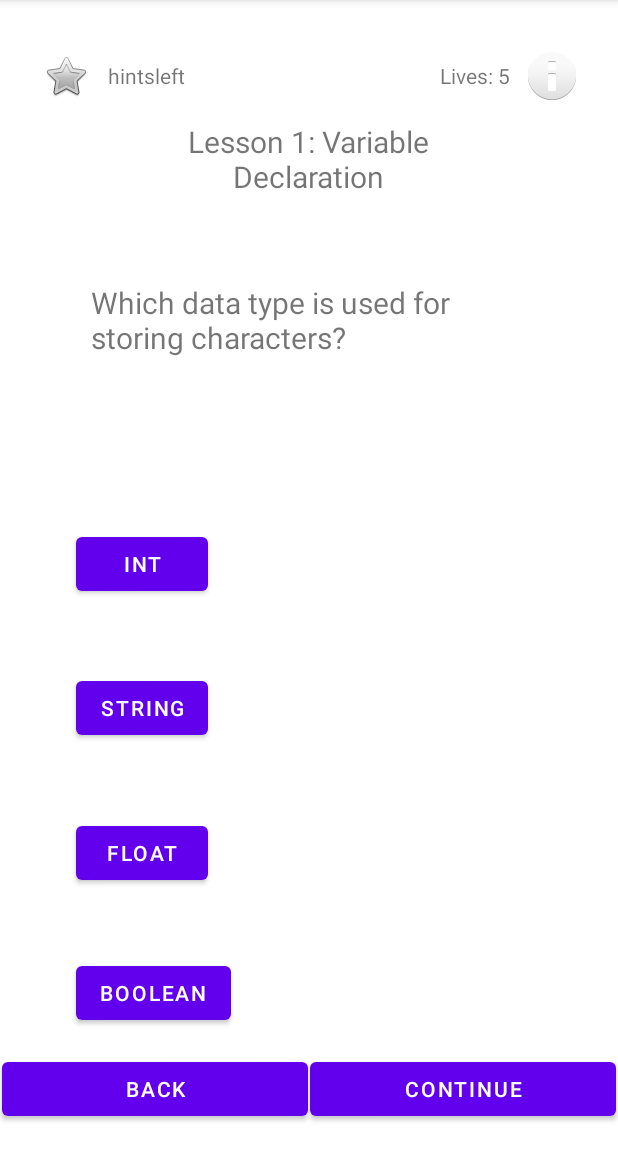
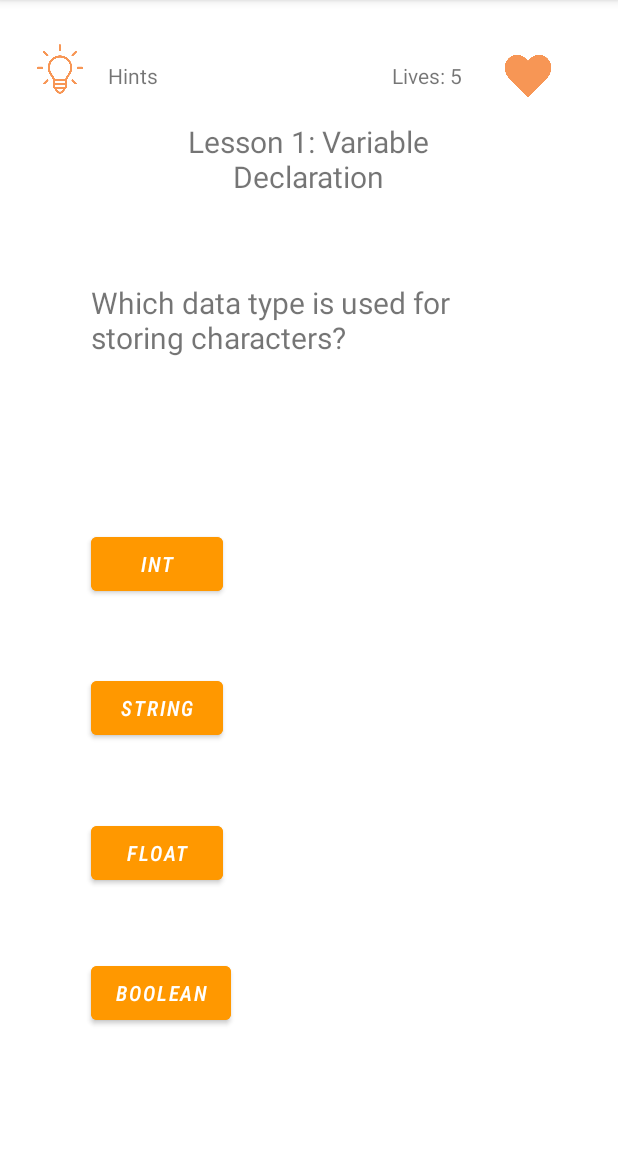
Before and after one commit to dtscott9/Codingo, an Android app: the MultipleChoice screen opened directly, with no data from a screen before it, on a phone screen of 412 x 824 dp, the part 84-1236 px from its top. Run offline under Robolectric (Android 15) with nearby library versions, the phone set to English and light mode, and no system bars.

Commit message:
working on game over screen

```diff
--- a/app/src/main/java/com/example/codingo/Map.kt
+++ b/app/src/main/java/com/example/codingo/Map.kt
@@ -29,7 +29,7 @@ class Map : AppCompatActivity() {
         lessonContent.text = lessonName
 
         //Animation Variables
-        jeepImage = findViewById(R.id.jeep)
+        jeepImage = findViewById(R.id.livesIcon)
         jeepImage.setBackgroundResource(R.drawable.jeep_animation)
         jeepAnimation = jeepImage.background as AnimationDrawable
 
--- a/app/src/main/java/com/example/codingo/MultipleChoice.kt
+++ b/app/src/main/java/com/example/codingo/MultipleChoice.kt
@@ -1,8 +1,11 @@
 package com.example.codingo
 
+import android.content.Intent
 import androidx.appcompat.app.AppCompatActivity
 import android.os.Bundle
+import android.view.View
 import android.widget.Button
+import android.widget.ImageView
 import android.widget.TextView
 
 
@@ -18,6 +21,8 @@ class MultipleChoice : AppCompatActivity() {
     lateinit var validityOutput : TextView
     lateinit var lessonName : TextView
     lateinit var livesOutput : TextView
+    lateinit var menuButton: Button
+    lateinit var gameOver: ImageView
 
 
 
@@ -39,11 +44,31 @@ class MultipleChoice : AppCompatActivity() {
         validityOutput = findViewById(R.id.validityOutput)
         lessonName = findViewById(R.id.lessonName)
         livesOutput = findViewById(R.id.livesLeft)
+        menuButton = findViewById(R.id.mainMenu)
+        gameOver = findViewById(R.id.sadDingo)
+
+        menuButton.visibility = View.GONE
+
+        gameOver.visibility = View.GONE
+
+        menuButton.setOnClickListener {
+            val intent = Intent(this, Welcome::class.java)
+            startActivity(intent)
+            finish()
+        }
 
         lessonName.text = getString(R.string.lesson_name) + ": " + getString(R.string.lesson_title)
 
 
         fun loadQuestions(questionNumber : Int) {
+
+            validityOutput.text = ""
+            continueButton.visibility = View.GONE
+            backButton.visibility = View.GONE
+            choice1.visibility = View.VISIBLE
+            choice2.visibility = View.VISIBLE
+            choice3.visibility = View.VISIBLE
+            choice4.visibility = View.VISIBLE
 
             val questionIndex = questionNumber * 6
 
@@ -56,10 +81,38 @@ class MultipleChoice : AppCompatActivity() {
             fun checkValidity(button: Button) {
                 if (button.text == answer) {
                     validityOutput.text = "That is correct!"
+
+                    choice1.visibility = View.GONE
+                    choice2.visibility = View.GONE
+                    choice3.visibility = View.GONE
+                    choice4.visibility = View.GONE
+                    continueButton.visibility = View.VISIBLE
+                    backButton.visibility = View.VISIBLE
                 } else {
-                    lives -= 1
-                    livesOutput.text = "Lives: " + lives.toString()
-                    validityOutput.text = "That is incorrect!"
+
+                    if (lives >= 2) {
+                        lives -= 1
+                        livesOutput.text = "Lives: " + lives.toString()
+                        validityOutput.text = "That is incorrect!"
+                    }
+                    else {
+                        lives = 0
+                        gameOver.visibility = View.VISIBLE
+                        livesOutput.text = "Lives: " + lives.toString()
+                        validityOutput.text = "Game Over"
+
+                        menuButton.visibility = View.VISIBLE
+                        questionOutput.visibility = View.GONE
+                        choice1.visibility = View.GONE
+                        choice2.visibility = View.GONE
+                        choice3.visibility = View.GONE
+                        choice4.visibility = View.GONE
+                        continueButton.visibility = View.GONE
+                        backButton.visibility = View.GONE
+                        lessonName.visibility = View.GONE
+                        livesOutput.visibility = View.GONE
+
+                    }
                 }
             }
 
--- a/app/src/main/res/layout/activity_input.xml
+++ b/app/src/main/res/layout/activity_input.xml
@@ -20,7 +20,7 @@
         app:layout_constraintTop_toTopOf="parent" />
 
     <ImageView
-        android:id="@+id/imageView"
+        android:id="@+id/hintsIcon"
         android:layout_width="54dp"
         android:layout_height="54dp"
         android:layout_marginStart="10dp"
@@ -42,7 +42,7 @@
         android:textColor="#000000"
         android:textSize="36sp"
         app:layout_constraintEnd_toStartOf="@+id/lessonContent"
-        app:layout_constraintStart_toEndOf="@+id/imageView"
+        app:layout_constraintStart_toEndOf="@+id/hintsIcon"
         app:layout_constraintTop_toTopOf="parent" />
 
     <TextView
--- a/app/src/main/res/layout/activity_multiple_choice.xml
+++ b/app/src/main/res/layout/activity_multiple_choice.xml
@@ -27,8 +27,11 @@
         android:layout_height="wrap_content"
         android:layout_marginStart="176dp"
         android:layout_marginEnd="177dp"
+        android:fontFamily="sans-serif-condensed-medium"
         android:text=""
         android:textAlignment="center"
+        android:textSize="35sp"
+        android:textStyle="italic"
         app:layout_constraintBottom_toTopOf="@+id/button1"
         app:layout_constraintEnd_toEndOf="parent"
         app:layout_constraintStart_toStartOf="parent"
@@ -54,7 +57,10 @@
         android:layout_height="wrap_content"
         android:layout_marginTop="52dp"
         android:layout_marginBottom="20dp"
+        android:backgroundTint="#FF9800"
+        android:fontFamily="sans-serif-condensed-medium"
         android:text="choice 1"
+        android:textStyle="italic"
         app:layout_constraintBottom_toTopOf="@+id/button2"
         app:layout_constraintStart_toStartOf="@+id/button2"
         app:layout_constraintTop_toBottomOf="@+id/question" />
@@ -65,7 +71,10 @@
         android:layout_height="wrap_content"
         android:layout_marginTop="10dp"
         android:layout_marginBottom="20dp"
+        android:backgroundTint="#FF9800"
+        android:fontFamily="sans-serif-condensed-medium"
         android:text="choice 2"
+        android:textStyle="italic"
         app:layout_constraintBottom_toTopOf="@+id/button3"
         app:layout_constraintStart_toStartOf="@+id/button3"
         app:layout_constraintTop_toBottomOf="@+id/button1" />
@@ -76,7 +85,10 @@
         android:layout_height="wrap_content"
         android:layout_marginTop="10dp"
         android:layout_marginBottom="17dp"
+        android:backgroundTint="#FF9800"
+        android:fontFamily="sans-serif-condensed-medium"
         android:text="choice 3"
+        android:textStyle="italic"
         app:layout_constraintBottom_toTopOf="@+id/button4"
         app:layout_constraintStart_toStartOf="@+id/button4"
         app:layout_constraintTop_toBottomOf="@+id/button2" />
@@ -89,7 +101,10 @@
         android:layout_marginTop="10dp"
         android:layout_marginEnd="258dp"
         android:layout_marginBottom="63dp"
+        android:backgroundTint="#FF9800"
+        android:fontFamily="sans-serif-condensed-medium"
         android:text="choice 4"
+        android:textStyle="italic"
         app:layout_constraintBottom_toBottomOf="parent"
         app:layout_constraintEnd_toEndOf="parent"
         app:layout_constraintHorizontal_bias="1.0"
@@ -102,7 +117,7 @@
         android:layout_height="wrap_content"
         android:layout_marginStart="72dp"
         android:layout_marginTop="20dp"
-        android:text="hintsleft"
+        android:text="Hints"
         app:layout_constraintBottom_toTopOf="@+id/lessonName"
         app:layout_constraintStart_toStartOf="parent"
         app:layout_constraintTop_toTopOf="parent" />
@@ -115,30 +130,31 @@
         android:layout_marginEnd="12dp"
         android:text="Lives: 5"
         app:layout_constraintBottom_toTopOf="@+id/lessonName"
-        app:layout_constraintEnd_toStartOf="@+id/jeep"
+        app:layout_constraintEnd_toStartOf="@+id/livesIcon"
         app:layout_constraintTop_toTopOf="parent" />
 
     <ImageView
-        android:id="@+id/imageView"
-        android:layout_width="wrap_content"
-        android:layout_height="wrap_content"
-        android:layout_marginStart="28dp"
+        android:id="@+id/hintsIcon"
+        android:layout_width="64dp"
+        android:layout_height="52dp"
+        android:layout_marginStart="8dp"
         android:layout_marginTop="20dp"
         app:layout_constraintBottom_toTopOf="@+id/lessonName"
         app:layout_constraintStart_toStartOf="parent"
         app:layout_constraintTop_toTopOf="parent"
-        app:srcCompat="@android:drawable/btn_star_big_off" />
+        app:layout_constraintVertical_bias="0.0"
+        app:srcCompat="@drawable/hinticon" />
 
     <ImageView
-        android:id="@+id/jeep"
-        android:layout_width="wrap_content"
-        android:layout_height="wrap_content"
+        android:id="@+id/livesIcon"
+        android:layout_width="64dp"
+        android:layout_height="52dp"
         android:layout_marginTop="20dp"
         android:layout_marginEnd="28dp"
         app:layout_constraintBottom_toTopOf="@+id/lessonName"
         app:layout_constraintEnd_toEndOf="parent"
         app:layout_constraintTop_toTopOf="parent"
-        app:srcCompat="@android:drawable/ic_dialog_info" />
+        app:srcCompat="@drawable/livesicon_1" />
 
     <Button
         android:id="@+id/nextQuestion"
@@ -163,4 +179,27 @@
         app:layout_constraintStart_toStartOf="parent"
         app:layout_constraintTop_toBottomOf="@+id/button4"
         app:layout_constraintVertical_bias="0.466" />
+
+    <Button
+        android:id="@+id/mainMenu"
+        android:layout_width="wrap_content"
+        android:layout_height="wrap_content"
+        android:layout_marginTop="56dp"
+        android:layout_marginEnd="148dp"
+        android:backgroundTint="#FF9800"
+        android:fontFamily="sans-serif-condensed-medium"
+        android:text="Main Menu"
+        android:textStyle="italic"
+        app:layout_constraintEnd_toEndOf="parent"
+        app:layout_constraintTop_toBottomOf="@+id/validityOutput" />
+
+    <ImageView
+        android:id="@+id/sadDingo"
+        android:layout_width="247dp"
+        android:layout_height="181dp"
+        android:layout_marginStart="80dp"
+        android:layout_marginTop="96dp"
+        app:layout_constraintStart_toStartOf="parent"
+        app:layout_constraintTop_toTopOf="parent"
+        app:srcCompat="@drawable/dingo_sad" />
 </androidx.constraintlayout.widget.ConstraintLayout>
--- a/app/src/main/res/layout/activity_welcome.xml
+++ b/app/src/main/res/layout/activity_welcome.xml
@@ -19,7 +19,7 @@
         app:layout_constraintTop_toTopOf="parent" />
 
     <ImageView
-        android:id="@+id/jeep"
+        android:id="@+id/livesIcon"
         android:layout_width="187dp"
         android:layout_height="151dp"
         android:layout_marginStart="208dp"
@@ -37,7 +37,7 @@
         android:backgroundTint="#FF9800"
         android:text="Learn Python"
         app:layout_constraintEnd_toEndOf="parent"
-        app:layout_constraintTop_toBottomOf="@+id/jeep" />
+        app:layout_constraintTop_toBottomOf="@+id/livesIcon" />
 
     <LinearLayout
         android:id="@+id/lessonButtons"
--- a/app/src/main/res/layout/practice2.xml
+++ b/app/src/main/res/layout/practice2.xml
@@ -20,7 +20,7 @@
         app:layout_constraintTop_toTopOf="parent" />
 
     <ImageView
-        android:id="@+id/imageView"
+        android:id="@+id/hintsIcon"
         android:layout_width="54dp"
         android:layout_height="54dp"
         android:layout_marginStart="10dp"
@@ -42,7 +42,7 @@
         android:textColor="#000000"
         android:textSize="36sp"
         app:layout_constraintEnd_toStartOf="@+id/lessonContent"
-        app:layout_constraintStart_toEndOf="@+id/imageView"
+        app:layout_constraintStart_toEndOf="@+id/hintsIcon"
         app:layout_constraintTop_toTopOf="parent" />
 
     <TextView
```
Also changed, not shown: app/src/main/res/layout/activity_map.xml (+5 -5 lines), app/src/main/res/drawable/dingo_sad.png (added), app/src/main/res/drawable/hinticon.png (added), app/src/main/res/drawable/livesicon_1.png (added).
